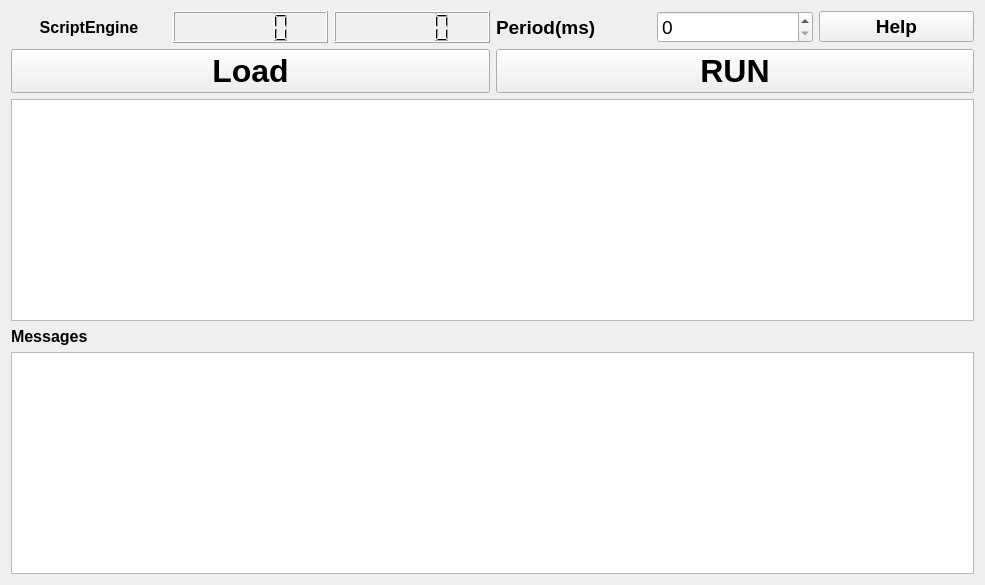
Before: the Qt Designer form NetworkViewer/plugins/ScriptEngine/ScriptEngine.ui in glocklueng/openecosys, drawn with Qt 5.
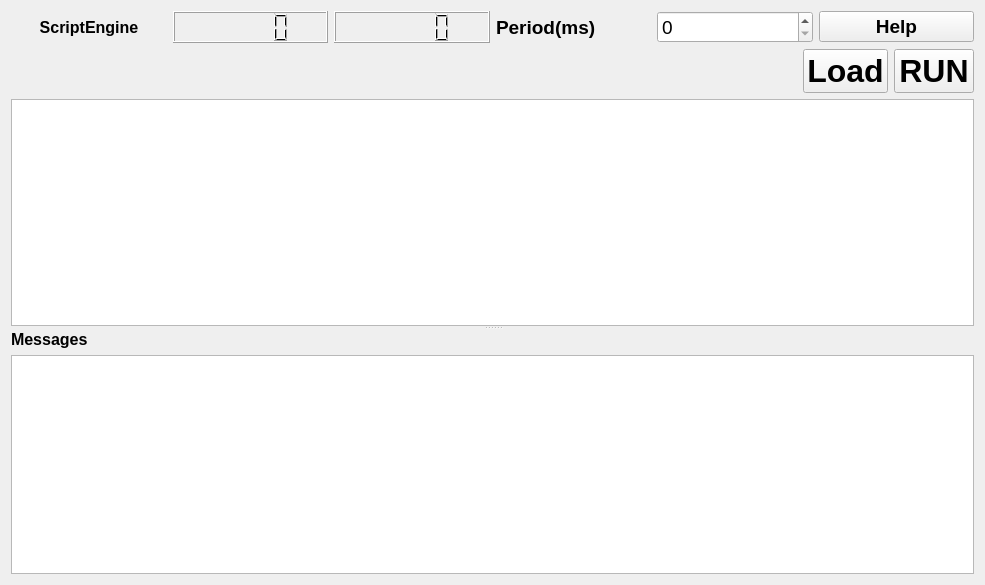
After: the same form once the commit is applied.

Commit message: better layout, cleaned up scheduler, allow variable remove

Diff of the .ui file:
```diff
--- a/NetworkViewer/plugins/ScriptEngine/ScriptEngine.ui
+++ b/NetworkViewer/plugins/ScriptEngine/ScriptEngine.ui
@@ -23,7 +23,14 @@
   <property name="autoFillBackground">
    <bool>false</bool>
   </property>
-  <layout class="QVBoxLayout" name="verticalLayout">
+  <layout class="QVBoxLayout" name="verticalLayout_3">
+   <item>
+    <widget class="QSplitter" name="splitter">
+     <property name="orientation">
+      <enum>Qt::Vertical</enum>
+     </property>
+     <widget class="QWidget" name="">
+      <layout class="QVBoxLayout" name="verticalLayout_2">
    <item>
     <layout class="QHBoxLayout" name="horizontalLayout">
      <item>
@@ -109,8 +116,27 @@
    </item>
    <item>
     <layout class="QHBoxLayout" name="horizontalLayout_2">
+         <item>
+          <spacer name="horizontalSpacer">
+           <property name="orientation">
+            <enum>Qt::Horizontal</enum>
+           </property>
+           <property name="sizeHint" stdset="0">
+            <size>
+             <width>40</width>
+             <height>20</height>
+            </size>
+           </property>
+          </spacer>
+         </item>
      <item>
       <widget class="QPushButton" name="m_loadButton">
+           <property name="sizePolicy">
+            <sizepolicy hsizetype="Fixed" vsizetype="Fixed">
+             <horstretch>0</horstretch>
+             <verstretch>0</verstretch>
+            </sizepolicy>
+           </property>
        <property name="text">
         <string>Load</string>
        </property>
@@ -118,6 +144,12 @@
      </item>
      <item>
       <widget class="QPushButton" name="m_runButton">
+           <property name="sizePolicy">
+            <sizepolicy hsizetype="Fixed" vsizetype="Fixed">
+             <horstretch>0</horstretch>
+             <verstretch>0</verstretch>
+            </sizepolicy>
+           </property>
        <property name="text">
         <string>RUN</string>
        </property>
@@ -136,6 +168,10 @@
      </property>
     </widget>
    </item>
+      </layout>
+     </widget>
+     <widget class="QWidget" name="">
+      <layout class="QVBoxLayout" name="verticalLayout">
    <item>
     <widget class="QLabel" name="label_2">
      <property name="font">
@@ -157,6 +193,10 @@
        <bold>false</bold>
       </font>
      </property>
+        </widget>
+       </item>
+      </layout>
+     </widget>
     </widget>
    </item>
   </layout>
```
Lines whose indentation alone changed are shown as unchanged. The commit also changes 10 other files.
